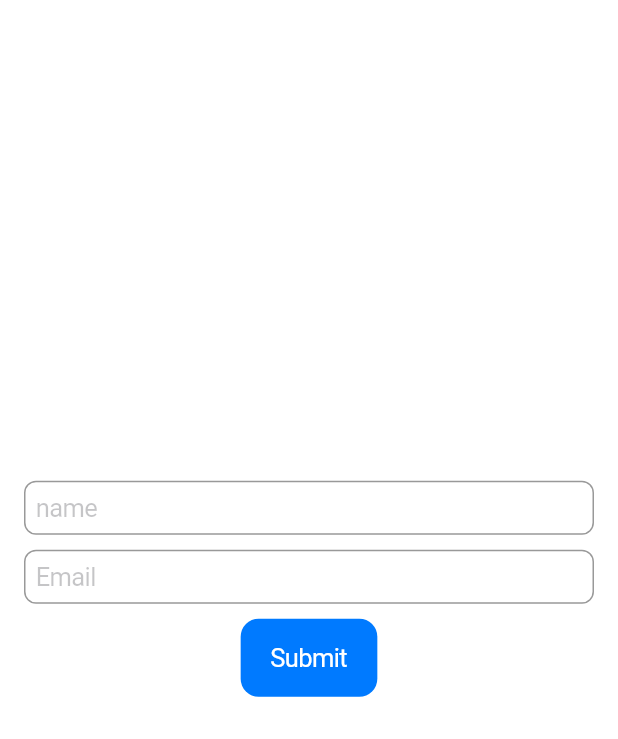
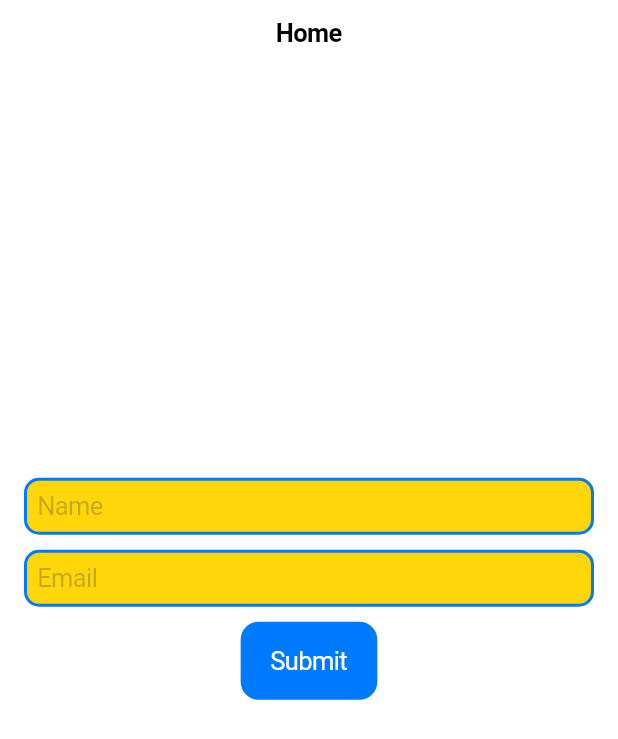
Before and after one commit to TushalKaklottar/post_api, a Flutter app: the screen it shows after launch, on a phone screen of 412 x 824 dp. Shown: the top 739 px of the screen. Run offline on Flutter 3.47's test engine with Material 2 defaults, Android fonts, the phone set to English and light mode, and no system bars; our stand-ins replace animated_splash_screen, get, google_fonts.

Commit message:
KT || 17-03-2024

```diff
--- a/lib/main.dart
+++ b/lib/main.dart
@@ -1,6 +1,4 @@
-import 'package:flutter/cupertino.dart';
-import 'package:get/get.dart';
-import 'package:inno_tech/utils/routes.dart';
+import 'package:inno_tech/export.dart';
 
 void main() {
   WidgetsFlutterBinding.ensureInitialized();
@@ -14,7 +12,7 @@ class MyApp extends StatelessWidget {
   Widget build(BuildContext context) {
     return GetCupertinoApp(
       debugShowCheckedModeBanner: false,
-      initialRoute: MyRoutes.homeRoutes(),
+      initialRoute: MyRoutes.splashRoutes(),
       getPages: MyRoutes.routes,
     );
   }
--- a/lib/utils/routes.dart
+++ b/lib/utils/routes.dart
@@ -1,18 +1,29 @@
-import 'package:get/get_navigation/src/routes/get_route.dart';
-
-import '../view/screen/home_screen.dart';
+import 'package:inno_tech/export.dart';
 
 class MyRoutes {
-  static const String _home = "/";
-  static const String _detail = "/detail";
+  static const String _splash = "/";
+  static const String _home = "/home";
+  static const String _dataBase = "/database";
 
+  static String splashRoutes() => _splash;
   static String homeRoutes() => _home;
-  static String detailsRotes() => _detail;
+  static String dataBaseRoutes() => _dataBase;
 
   static List<GetPage> routes = [
     GetPage(
+      name: _splash,
+      page: () => SplashScreen(),
+      transition: Transition.circularReveal,
+    ),
+    GetPage(
       name: _home,
       page: () => HomePage(),
+      transition: Transition.fadeIn,
     ),
+    GetPage(
+      name: _dataBase,
+      page: () => DataBase(),
+      transition: Transition.circularReveal,
+    )
   ];
 }
--- a/lib/view/screen/home_screen.dart
+++ b/lib/view/screen/home_screen.dart
@@ -1,50 +1,63 @@
-import 'package:flutter/cupertino.dart';
-import 'package:flutter/material.dart';
-import 'package:get/get.dart';
+import 'package:inno_tech/export.dart';
 import 'package:inno_tech/helper/api_helper.dart';
 
 class HomePage extends StatelessWidget {
   HomePage({super.key});
 
-  final ApiController apiController = Get.put(ApiController());
+  final ApiController _apiController = Get.put(ApiController());
 
   @override
   Widget build(BuildContext context) {
     return CupertinoPageScaffold(
+      navigationBar: const CupertinoNavigationBar(
+        middle: Text("Home"),
+      ),
       child: Padding(
-        padding: const EdgeInsets.all(16),
+        padding: EdgeInsets.all(16),
         child: Column(
           mainAxisAlignment: MainAxisAlignment.center,
           children: [
             CupertinoTextField(
-              controller: apiController.nameController,
-              placeholder: 'name',
+              controller: _apiController.nameController,
+              placeholder: 'Name',
               decoration: BoxDecoration(
-                border: Border.all(color: CupertinoColors.inactiveGray),
-                borderRadius: BorderRadius.circular(8.0),
-              ),
+                  color: CupertinoColors.systemYellow.darkElevatedColor,
+                  border:
+                      Border.all(width: 2, color: CupertinoColors.activeBlue),
+                  borderRadius: BorderRadius.circular(10)),
             ),
-            const SizedBox(height: 10.0),
+            const SizedBox(
+              height: 10,
+            ),
             CupertinoTextField(
-              controller: apiController.emailController,
+              controller: _apiController.emailController,
               placeholder: 'Email',
               decoration: BoxDecoration(
-                border: Border.all(color: CupertinoColors.inactiveGray),
-                borderRadius: BorderRadius.circular(8.0),
-              ),
+                  color: CupertinoColors.systemYellow.darkElevatedColor,
+                  border:
+                      Border.all(width: 2, color: CupertinoColors.activeBlue),
+                  borderRadius: BorderRadius.circular(10)),
             ),
-            const SizedBox(height: 10.0),
+            const SizedBox(
+              height: 10,
+            ),
             CupertinoButton.filled(
-              onPressed: apiController.postData,
-              child: const Text('Submit'),
+              onPressed: () {
+                _apiController.postData();
+                _apiController.nameController.clear();
+                _apiController.emailController.clear();
+              },
+              child: const Text("Submit"),
             ),
-            const SizedBox(height: 20.0),
+            const SizedBox(
+              height: 20,
+            ),
             Obx(
               () => Text(
-                apiController.result.value,
-                style: TextStyle(fontSize: 16.0),
+                _apiController.result.value,
+                style: const TextStyle(fontSize: 16),
               ),
-            ),
+            )
           ],
         ),
       ),
```
Also changed, not shown: lib/export.dart (added, +15 -0 lines), lib/helper/api_helper.dart (+6 -115 lines), lib/utils/text_theme.dart (added, +11 -0 lines), lib/view/screen/database.dart (added, +19 -0 lines), lib/view/screen/detail_screen.dart (deleted, +0 -61 lines), lib/view/screen/splash_screen.dart (added, +16 -0 lines), pubspec.yaml (+5 -4 lines), pubspec.lock.
